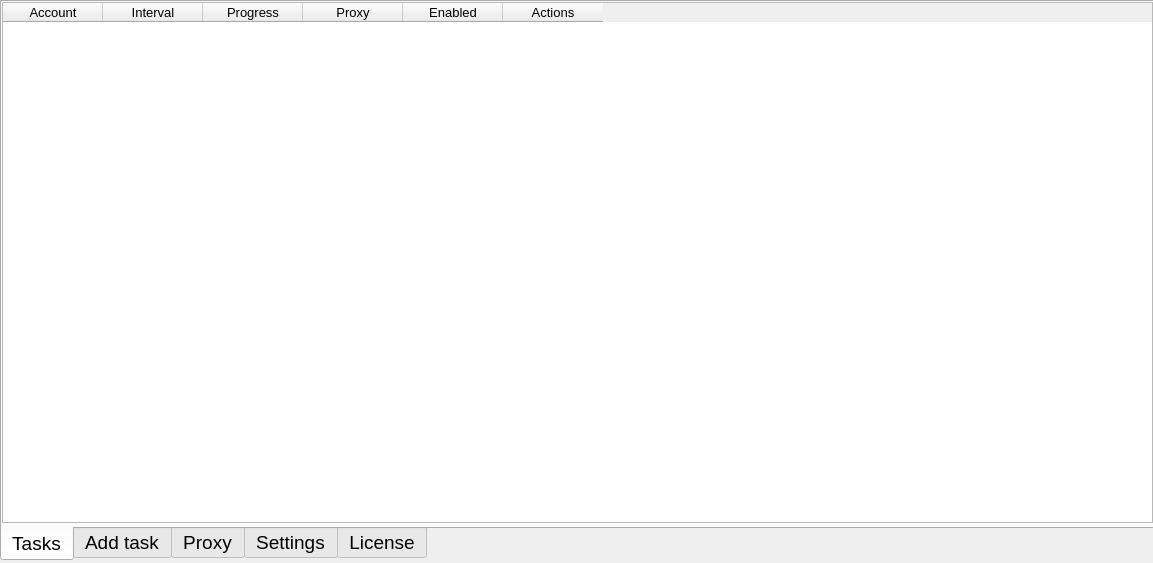
Old version of the form gui.ui in the repository hisoyem/oneclick.
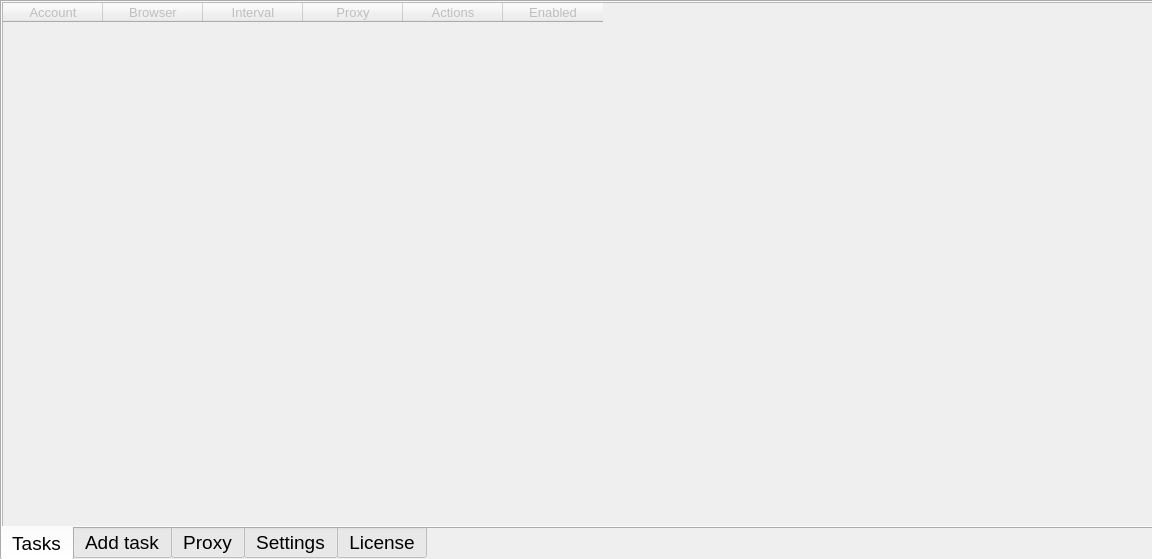
New version of the form. The open tabs and pages were chosen to show the change. Icons and pictures are not drawn.

Commit message: Убрано поле Progress до лучших времен Таблца растянута ниже табвиджета, чтобы не было нижней границы

What changed in the file:
```diff
--- a/gui.ui
+++ b/gui.ui
@@ -12,8 +12,8 @@
    <rect>
     <x>0</x>
     <y>0</y>
-    <width>1153</width>
-    <height>563</height>
+       <width>1152</width>
+       <height>559</height>
    </rect>
   </property>
   <property name="windowTitle">
@@ -37,6 +37,9 @@
     </size>
    </property>
    <widget class="QTabWidget" name="tabWidget">
+          <property name="enabled">
+              <bool>true</bool>
+          </property>
     <property name="geometry">
      <rect>
       <x>0</x>
@@ -102,6 +105,9 @@
      <bool>false</bool>
     </property>
     <widget class="QWidget" name="tab">
+              <property name="enabled">
+                  <bool>false</bool>
+              </property>
      <attribute name="icon">
       <iconset>
        <normaloff>images/restaurant-512.png</normaloff>
@@ -116,7 +122,7 @@
         <x>0</x>
         <y>0</y>
         <width>1151</width>
-        <height>521</height>
+           <height>531</height>
        </rect>
       </property>
       <column>
@@ -129,6 +135,16 @@
         </font>
        </property>
       </column>
+      <column>
+       <property name="text">
+           <string>Browser</string>
+       </property>
+       <property name="font">
+        <font>
+         <pointsize>10</pointsize>
+        </font>
+       </property>
+      </column>
       <column>
        <property name="text">
         <string>Interval</string>
@@ -139,16 +155,6 @@
         </font>
        </property>
       </column>
-      <column>
-       <property name="text">
-        <string>Progress</string>
-       </property>
-       <property name="font">
-        <font>
-         <pointsize>10</pointsize>
-        </font>
-       </property>
-      </column>
       <column>
        <property name="text">
         <string>Proxy</string>
@@ -159,16 +165,6 @@
         </font>
        </property>
       </column>
-      <column>
-       <property name="text">
-        <string>Enabled</string>
-       </property>
-       <property name="font">
-        <font>
-         <pointsize>10</pointsize>
-        </font>
-       </property>
-      </column>
       <column>
        <property name="text">
         <string>Actions</string>
@@ -179,6 +175,16 @@
         </font>
        </property>
       </column>
+      <column>
+       <property name="text">
+           <string>Enabled</string>
+       </property>
+       <property name="font">
+        <font>
+         <pointsize>10</pointsize>
+        </font>
+       </property>
+      </column>
      </widget>
     </widget>
     <widget class="QWidget" name="tab_2">
```
Left out of the diff: 7 changed lines with no effect on the pictures. Lines whose indentation alone changed are shown as unchanged. The commit also changes 2 other files.
